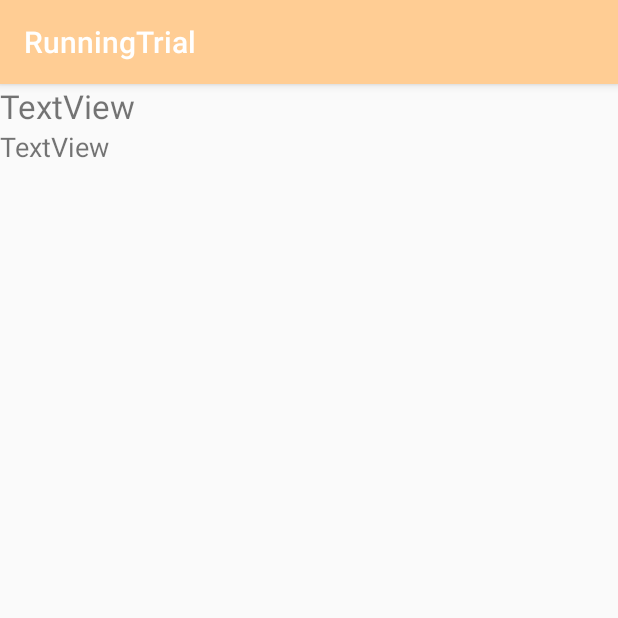
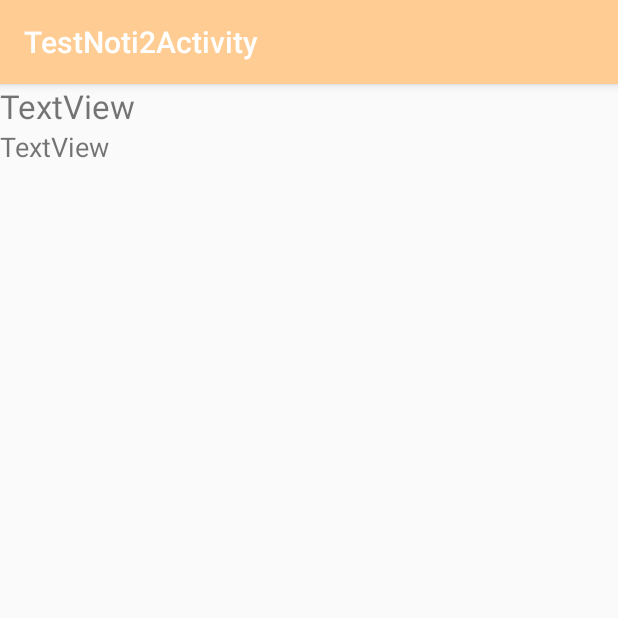
Before and after one commit to HomerChenX1/RunningTrial, an Android app: the TestNoti2Activity screen opened directly, with no data from a screen before it, on a phone screen of 412 x 824 dp, the top half of it. Run offline under Robolectric (Android 15) with nearby library versions, the phone set to English and light mode, and no system bars.

Commit message:
add Notification

```diff
--- a/app/src/main/java/com/example/runningtrial/subsys/TestNoti2Activity.java
+++ b/app/src/main/java/com/example/runningtrial/subsys/TestNoti2Activity.java
@@ -13,6 +13,7 @@ public class TestNoti2Activity extends AppCompatActivity {
     protected void onCreate(Bundle savedInstanceState) {
         super.onCreate(savedInstanceState);
         setContentView(R.layout.activity_test_noti2);
+        setTitle("TestNoti2Activity");
         findViews();
         showEmail();
     }
--- a/app/src/main/java/com/example/runningtrial/subsys/TestNotificationActivity.java
+++ b/app/src/main/java/com/example/runningtrial/subsys/TestNotificationActivity.java
@@ -30,6 +30,8 @@ public class TestNotificationActivity extends AppCompatActivity {
         super.onCreate(savedInstanceState);
         setContentView(R.layout.activity_test_notification);
 
+        setTitle("TestNotificationActivity");
+
         new NotificationBase(this).createChannel()
                 .sendPrepare().setStyle()
                 // .sendBundle("email", TestNoti2Activity.class,
@@ -42,6 +44,8 @@ public class TestNotificationActivity extends AppCompatActivity {
 
 class NotificationBase {
     String TAG = getClass().getSimpleName();
+
+    // needed for Notification
     Context context;
     NotificationManagerCompat notificationManager;
     NotificationCompat.Builder builder;
@@ -53,6 +57,7 @@ class NotificationBase {
     int NOTIFICATION_ID = 0;  // 使用參數指定的編號發出通知，如果這個編號的通知已經存在，就使用通知物件更新原來通知的內容。
     public final static String ACTION_SNOOZE = "SNOOZE";
 
+    // needed for Notification Channel
     CharSequence name = "Love channel";
     String description = "最重要的人";
     String CHANNEL_ID = "idLove";
@@ -68,6 +73,7 @@ class NotificationBase {
         if (Build.VERSION.SDK_INT >= Build.VERSION_CODES.O)
             builder = new NotificationCompat.Builder(context, CHANNEL_ID);
         else
+            //noinspection deprecation
             builder = new NotificationCompat.Builder(context);
 
         builder.setContentTitle(title).setContentText(content).setContentInfo("ContentInfo")
```
